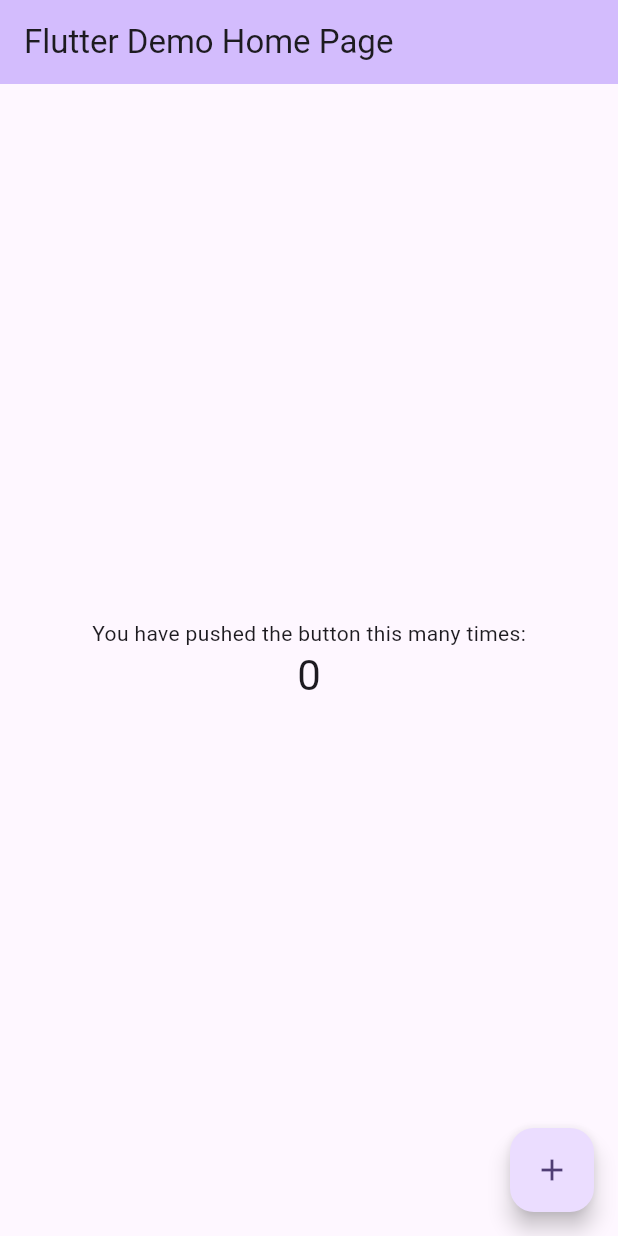
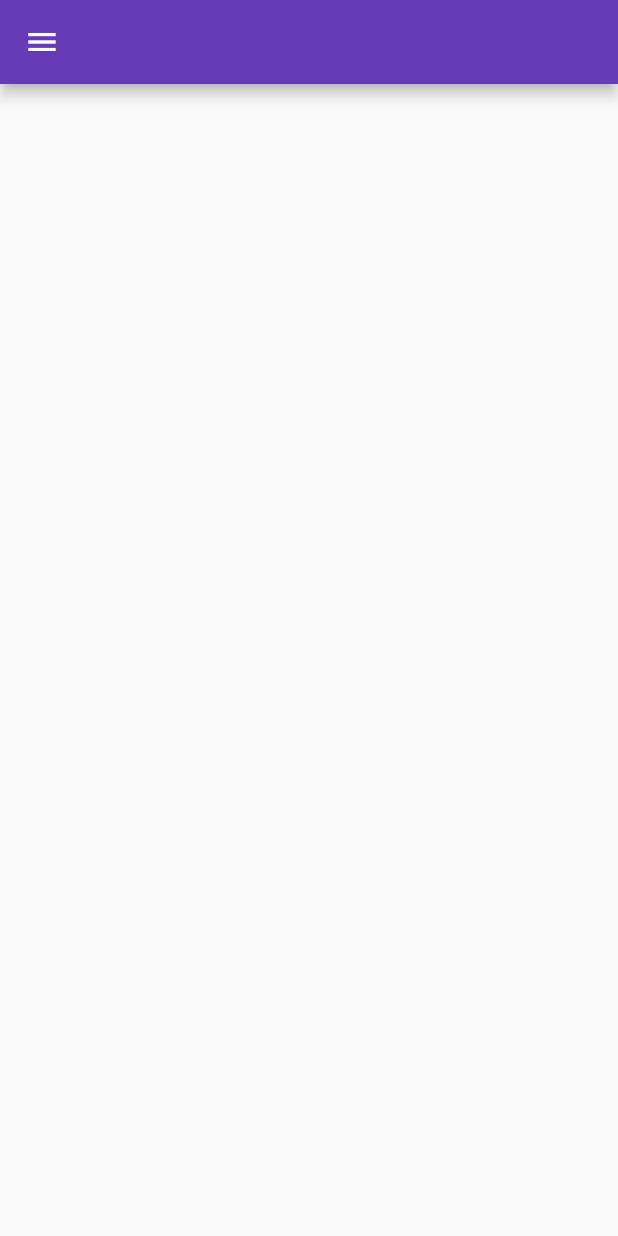
Before and after one commit to HarshHirapara/demo_app, a Flutter app: the screen it shows after launch, on a phone screen of 412 x 824 dp. Run offline on Flutter 3.47's test engine with Material 2 defaults, Android fonts, the phone set to English and light mode, and no system bars.

```diff
--- /dev/null
+++ b/lib/core/constant/color_common_file.dart
@@ -0,0 +1,7 @@
+import 'package:flutter/material.dart';
+
+class CommonColors {
+  static Color white = Colors.white;
+  static Color red = Colors.red;
+  static Color yellow = Colors.yellow;
+}
--- /dev/null
+++ b/lib/core/constant/icon_common_file.dart
@@ -0,0 +1,5 @@
+import 'package:flutter/material.dart';
+
+class CommonIcons {
+  static Icon favorite = const Icon(Icons.favorite);
+}
--- a/lib/main.dart
+++ b/lib/main.dart
@@ -1,125 +1,12 @@
+import 'package:demo_app/module/home/home_screen.dart';
 import 'package:flutter/material.dart';
 
 void main() {
-  runApp(const MyApp());
+  runApp(
+    MaterialApp(
+      debugShowCheckedModeBanner: false,
+      theme: ThemeData(primarySwatch: Colors.deepPurple),
+      home: const HomeScreen(),
+    ),
+  );
 }
-
-class MyApp extends StatelessWidget {
-  const MyApp({super.key});
-
-  // This widget is the root of your application.
-  @override
-  Widget build(BuildContext context) {
-    return MaterialApp(
-      title: 'Flutter Demo',
-      theme: ThemeData(
-        // This is the theme of your application.
-        //
-        // TRY THIS: Try running your application with "flutter run". You'll see
-        // the application has a blue toolbar. Then, without quitting the app,
-        // try changing the seedColor in the colorScheme below to Colors.green
-        // and then invoke "hot reload" (save your changes or press the "hot
-        // reload" button in a Flutter-supported IDE, or press "r" if you used
-        // the command line to start the app).
-        //
-        // Notice that the counter didn't reset back to zero; the application
-        // state is not lost during the reload. To reset the state, use hot
-        // restart instead.
-        //
-        // This works for code too, not just values: Most code changes can be
-        // tested with just a hot reload.
-        colorScheme: ColorScheme.fromSeed(seedColor: Colors.deepPurple),
-        useMaterial3: true,
-      ),
-      home: const MyHomePage(title: 'Flutter Demo Home Page'),
-    );
-  }
-}
-
-class MyHomePage extends StatefulWidget {
-  const MyHomePage({super.key, required this.title});
-
-  // This widget is the home page of your application. It is stateful, meaning
-  // that it has a State object (defined below) that contains fields that affect
-  // how it looks.
-
-  // This class is the configuration for the state. It holds the values (in this
-  // case the title) provided by the parent (in this case the App widget) and
-  // used by the build method of the State. Fields in a Widget subclass are
-  // always marked "final".
-
-  final String title;
-
-  @override
-  State<MyHomePage> createState() => _MyHomePageState();
-}
-
-class _MyHomePageState extends State<MyHomePage> {
-  int _counter = 0;
-
-  void _incrementCounter() {
-    setState(() {
-      // This call to setState tells the Flutter framework that something has
-      // changed in this State, which causes it to rerun the build method below
-      // so that the display can reflect the updated values. If we changed
-      // _counter without calling setState(), then the build method would not be
-      // called again, and so nothing would appear to happen.
-      _counter++;
-    });
-  }
-
-  @override
-  Widget build(BuildContext context) {
-    // This method is rerun every time setState is called, for instance as done
-    // by the _incrementCounter method above.
-    //
-    // The Flutter framework has been optimized to make rerunning build methods
-    // fast, so that you can just rebuild anything that needs updating rather
-    // than having to individually change instances of widgets.
-    return Scaffold(
-      appBar: AppBar(
-        // TRY THIS: Try changing the color here to a specific color (to
-        // Colors.amber, perhaps?) and trigger a hot reload to see the AppBar
-        // change color while the other colors stay the same.
-        backgroundColor: Theme.of(context).colorScheme.inversePrimary,
-        // Here we take the value from the MyHomePage object that was created by
-        // the App.build method, and use it to set our appbar title.
-        title: Text(widget.title),
-      ),
-      body: Center(
-        // Center is a layout widget. It takes a single child and positions it
-        // in the middle of the parent.
-        child: Column(
-          // Column is also a layout widget. It takes a list of children and
-          // arranges them vertically. By default, it sizes itself to fit its
-          // children horizontally, and tries to be as tall as its parent.
-          //
-          // Column has various properties to control how it sizes itself and
-          // how it positions its children. Here we use mainAxisAlignment to
-          // center the children vertically; the main axis here is the vertical
-          // axis because Columns are vertical (the cross axis would be
-          // horizontal).
-          //
-          // TRY THIS: Invoke "debug painting" (choose the "Toggle Debug Paint"
-          // action in the IDE, or press "p" in the console), to see the
-          // wireframe for each widget.
-          mainAxisAlignment: MainAxisAlignment.center,
-          children: <Widget>[
-            const Text(
-              'You have pushed the button this many times:',
-            ),
-            Text(
-              '$_counter',
-              style: Theme.of(context).textTheme.headlineMedium,
-            ),
-          ],
-        ),
-      ),
-      floatingActionButton: FloatingActionButton(
-        onPressed: _incrementCounter,
-        tooltip: 'Increment',
-        child: const Icon(Icons.add),
-      ), // This trailing comma makes auto-formatting nicer for build methods.
-    );
-  }
-}
--- /dev/null
+++ b/lib/module/home/home_screen.dart
@@ -0,0 +1,86 @@
+import 'package:demo_app/core/constant/color_common_file.dart';
+import 'package:demo_app/core/constant/icon_common_file.dart';
+import 'package:flutter/material.dart';
+
+class HomeScreen extends StatefulWidget {
+  const HomeScreen({super.key});
+
+  @override
+  State<HomeScreen> createState() => _HomeScreenState();
+}
+
+class _HomeScreenState extends State<HomeScreen> {
+  @override
+  Widget build(BuildContext context) {
+    return Scaffold(
+      appBar: AppBar(),
+      drawer: Drawer(
+        backgroundColor: Colors.black45,
+        child: Column(
+          mainAxisSize: MainAxisSize.min,
+          children: [
+            DrawerHeader(
+              child: Column(
+                mainAxisSize: MainAxisSize.min,
+                children: [
+                  const CircleAvatar(
+                    radius: 50.00,
+                    // child: Image.network(
+                    //     'https://images.unsplash.com/photo-1701273973387-8abff988bb88?w=500&auto=format&fit=crop&q=60&ixlib=rb-4.0.3&ixid=M3wxMjA3fDB8MHxlZGl0b3JpYWwtZmVlZHwzfHx8ZW58MHx8fHx8'),
+                  ),
+                  Padding(
+                    padding: const EdgeInsets.only(top: 10),
+                    child: Text(
+                      'Harsh Hirapara',
+                      style: TextStyle(color: CommonColors.white, fontSize: 18),
+                    ),
+                  ),
+                ],
+              ),
+            ),
+            Padding(
+              padding: const EdgeInsets.only(
+                left: 10,
+                right: 10,
+              ),
+              child: Divider(
+                thickness: 0.7,
+                color: CommonColors.white,
+              ),
+            ),
+            ListTile(
+              onTap: () => Navigator.pop(context),
+              leading: Icon(
+                Icons.home,
+                color: CommonColors.white,
+              ),
+              title: Text(
+                'Home',
+                style: TextStyle(fontSize: 25, color: CommonColors.white),
+              ),
+            ),
+            Padding(
+              padding: const EdgeInsets.only(left: 70, right: 10),
+              child: Divider(
+                thickness: 0.3,
+                color: CommonColors.white,
+              ),
+            ),
+            ListTile(
+              onTap: () {},
+              leading: SizedBox(
+                child: CommonIcons.favorite,
+              ),
+              iconColor: CommonColors.red,
+              title: Text(
+                'Favorite',
+                style: TextStyle(fontSize: 23, color: CommonColors.yellow),
+              ),
+            ),
+          ],
+        ),
+      ),
+      body: const Center(),
+    );
+  }
+}
```
